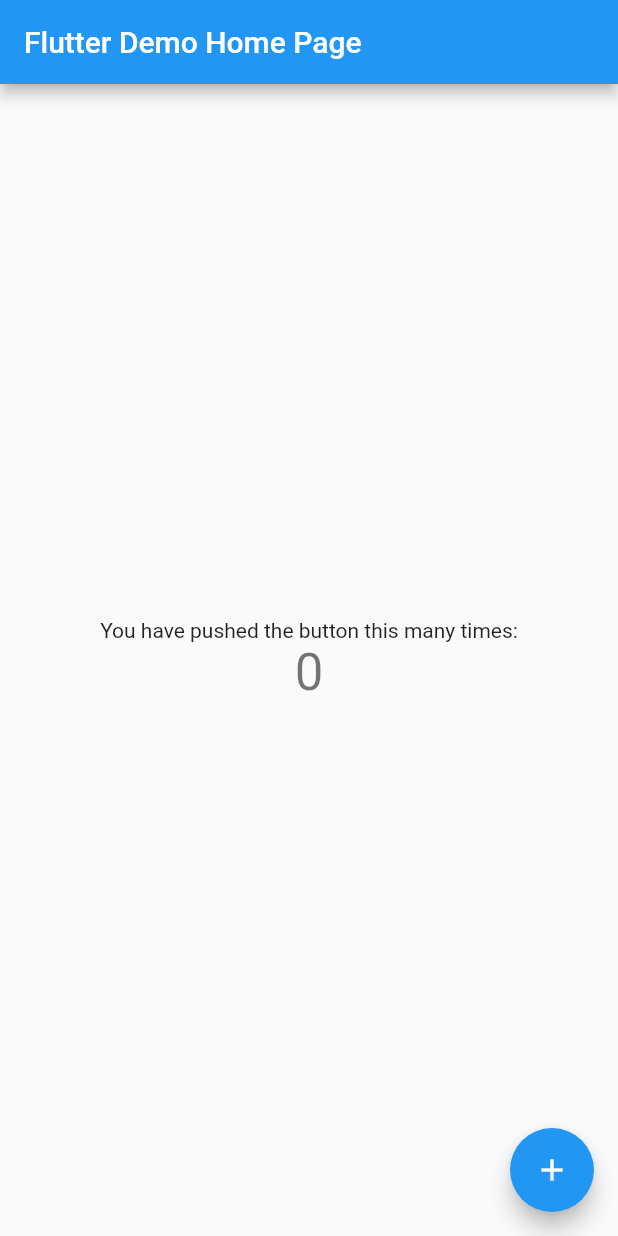
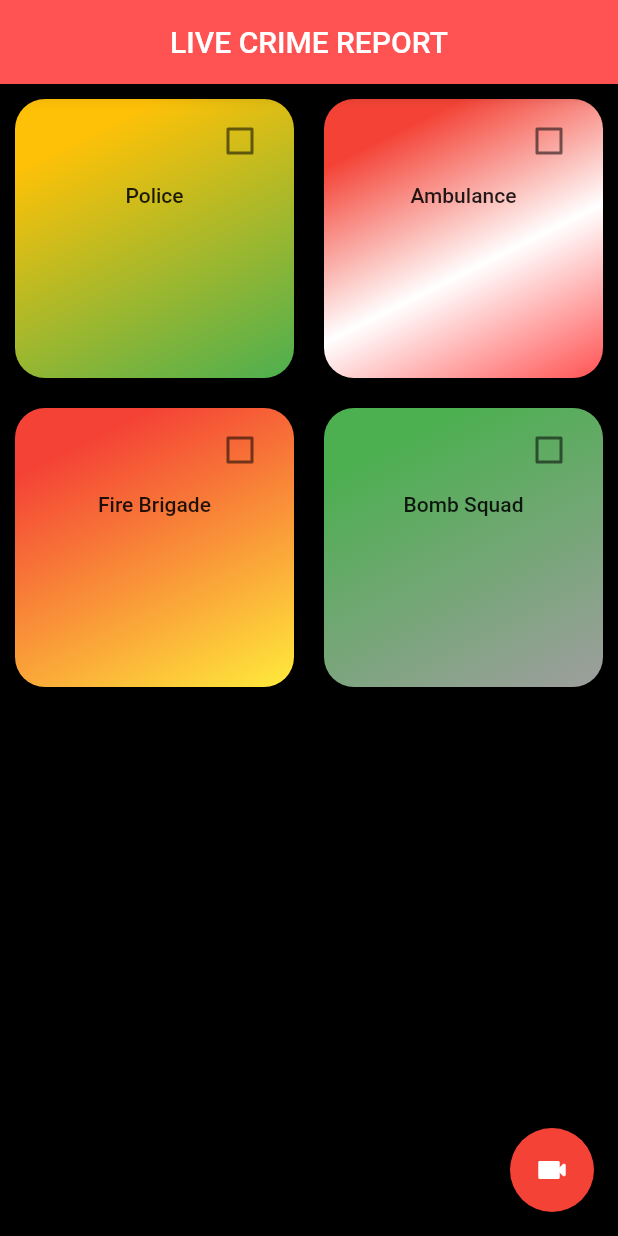
Before and after one commit to devanshhooda/live_crime_report, a Flutter app: the screen it shows after launch, on a phone screen of 412 x 824 dp. Run offline on Flutter 3.47's test engine with Material 2 defaults, Android fonts, the phone set to English and light mode, and no system bars; missing offline and left inert: flutter_webrtc, sdp_transform.

Commit message:
calling methods introduced

```diff
--- a/lib/main.dart
+++ b/lib/main.dart
@@ -1,113 +1,24 @@
 import 'package:flutter/material.dart';
+import 'package:live_crime_report/views/homePage.dart';
 
 void main() {
-  runApp(MyApp());
+  runApp(CrimeReportApp());
 }
 
-class MyApp extends StatelessWidget {
-  // This widget is the root of your application.
+class CrimeReportApp extends StatefulWidget {
+  @override
+  _CrimeReportAppState createState() => _CrimeReportAppState();
+}
+
+class _CrimeReportAppState extends State<CrimeReportApp> {
   @override
   Widget build(BuildContext context) {
     return MaterialApp(
-      title: 'Flutter Demo',
-      theme: ThemeData(
-        // This is the theme of your application.
-        //
-        // Try running your application with "flutter run". You'll see the
-        // application has a blue toolbar. Then, without quitting the app, try
-        // changing the primarySwatch below to Colors.green and then invoke
-        // "hot reload" (press "r" in the console where you ran "flutter run",
-        // or simply save your changes to "hot reload" in a Flutter IDE).
-        // Notice that the counter didn't reset back to zero; the application
-        // is not restarted.
-        primarySwatch: Colors.blue,
-      ),
-      home: MyHomePage(title: 'Flutter Demo Home Page'),
+      home: HomePage(),
+      debugShowCheckedModeBanner: false,
+      theme:
+          ThemeData(primarySwatch: Colors.red, primaryColor: Colors.redAccent),
+      // darkTheme: ThemeData.dark(),
     );
   }
 }
-
-class MyHomePage extends StatefulWidget {
-  MyHomePage({Key key, this.title}) : super(key: key);
-
-  // This widget is the home page of your application. It is stateful, meaning
-  // that it has a State object (defined below) that contains fields that affect
-  // how it looks.
-
-  // This class is the configuration for the state. It holds the values (in this
-  // case the title) provided by the parent (in this case the App widget) and
-  // used by the build method of the State. Fields in a Widget subclass are
-  // always marked "final".
-
-  final String title;
-
-  @override
-  _MyHomePageState createState() => _MyHomePageState();
-}
-
-class _MyHomePageState extends State<MyHomePage> {
-  int _counter = 0;
-
-  void _incrementCounter() {
-    setState(() {
-      // This call to setState tells the Flutter framework that something has
-      // changed in this State, which causes it to rerun the build method below
-      // so that the display can reflect the updated values. If we changed
-      // _counter without calling setState(), then the build method would not be
-      // called again, and so nothing would appear to happen.
-      _counter++;
-    });
-  }
-
-  @override
-  Widget build(BuildContext context) {
-    // This method is rerun every time setState is called, for instance as done
-    // by the _incrementCounter method above.
-    //
-    // The Flutter framework has been optimized to make rerunning build methods
-    // fast, so that you can just rebuild anything that needs updating rather
-    // than having to individually change instances of widgets.
-    return Scaffold(
-      appBar: AppBar(
-        // Here we take the value from the MyHomePage object that was created by
-        // the App.build method, and use it to set our appbar title.
-        title: Text(widget.title),
-      ),
-      body: Center(
-        // Center is a layout widget. It takes a single child and positions it
-        // in the middle of the parent.
-        child: Column(
-          // Column is also a layout widget. It takes a list of children and
-          // arranges them vertically. By default, it sizes itself to fit its
-          // children horizontally, and tries to be as tall as its parent.
-          //
-          // Invoke "debug painting" (press "p" in the console, choose the
-          // "Toggle Debug Paint" action from the Flutter Inspector in Android
-          // Studio, or the "Toggle Debug Paint" command in Visual Studio Code)
-          // to see the wireframe for each widget.
-          //
-          // Column has various properties to control how it sizes itself and
-          // how it positions its children. Here we use mainAxisAlignment to
-          // center the children vertically; the main axis here is the vertical
-          // axis because Columns are vertical (the cross axis would be
-          // horizontal).
-          mainAxisAlignment: MainAxisAlignment.center,
-          children: <Widget>[
-            Text(
-              'You have pushed the button this many times:',
-            ),
-            Text(
-              '$_counter',
-              style: Theme.of(context).textTheme.headline4,
-            ),
-          ],
-        ),
-      ),
-      floatingActionButton: FloatingActionButton(
-        onPressed: _incrementCounter,
-        tooltip: 'Increment',
-        child: Icon(Icons.add),
-      ), // This trailing comma makes auto-formatting nicer for build methods.
-    );
-  }
-}
--- /dev/null
+++ b/lib/views/homePage.dart
@@ -0,0 +1,102 @@
+import 'package:flutter/cupertino.dart';
+import 'package:flutter/material.dart';
+import 'package:live_crime_report/views/callingScreen.dart';
+
+class HomePage extends StatefulWidget {
+  @override
+  _HomePageState createState() => _HomePageState();
+}
+
+class _HomePageState extends State<HomePage> {
+  List<String> authoritiesNames = [
+    'Police',
+    'Ambulance',
+    'Fire Brigade',
+    'Bomb Squad'
+  ];
+  List<bool> boolVals = [false, false, false, false];
+  List<List<Color>> clrGradients = [
+    [Colors.amber, Colors.green],
+    [Colors.red, Colors.white, Colors.redAccent],
+    [Colors.red, Colors.yellow],
+    [Colors.green, Colors.grey]
+  ];
+// AUTHORITY WIDGET
+  Widget _authorityWidget(int idx) {
+    return MaterialButton(
+      padding: EdgeInsets.all(10),
+      child: Center(
+        child: Container(
+            decoration: BoxDecoration(
+                gradient: LinearGradient(
+                    colors: clrGradients[idx],
+                    begin: Alignment.topCenter,
+                    end: Alignment.bottomRight),
+                borderRadius: BorderRadius.circular(20)),
+            child: Column(
+              children: [
+                CheckboxListTile(
+                    value: boolVals[idx],
+                    onChanged: (val) {
+                      setState(() {
+                        boolVals[idx] = val;
+                      });
+                    }),
+                Container(child: Text(authoritiesNames[idx]))
+              ],
+            )),
+      ),
+      onPressed: () {
+        print('call authority ${authoritiesNames[idx]}');
+        setState(() {
+          boolVals[idx] = !boolVals[idx];
+        });
+      },
+    );
+  }
+
+  Widget _authoritiesGridView() {
+    return Container(
+      child: GridView.builder(
+          gridDelegate:
+              SliverGridDelegateWithFixedCrossAxisCount(crossAxisCount: 2),
+          itemCount: authoritiesNames.length,
+          itemBuilder: (BuildContext context, int idx) {
+            return _authorityWidget(idx);
+          }),
+    );
+  }
+
+  Widget _appBar() {
+    return AppBar(
+      title: Container(
+        child: Text('LIVE CRIME REPORT'),
+      ),
+      centerTitle: true,
+    );
+  }
+
+  Widget _floatingCallButton() {
+    return FloatingActionButton(
+        child: Icon(Icons.videocam_rounded),
+        onPressed: () {
+          Navigator.of(context)
+              .push(CupertinoPageRoute(builder: (_) => CallingScreen()));
+        });
+  }
+
+  @override
+  Widget build(BuildContext context) {
+    var deviceSize = MediaQuery.of(context).size;
+    return Scaffold(
+      appBar: _appBar(),
+      backgroundColor: Colors.black,
+      floatingActionButton: _floatingCallButton(),
+      body: Container(
+        height: deviceSize.height,
+        width: deviceSize.width,
+        child: _authoritiesGridView(),
+      ),
+    );
+  }
+}
```
Also changed, not shown: lib/views/callingScreen.dart (+28 -10 lines), 1 other file.
